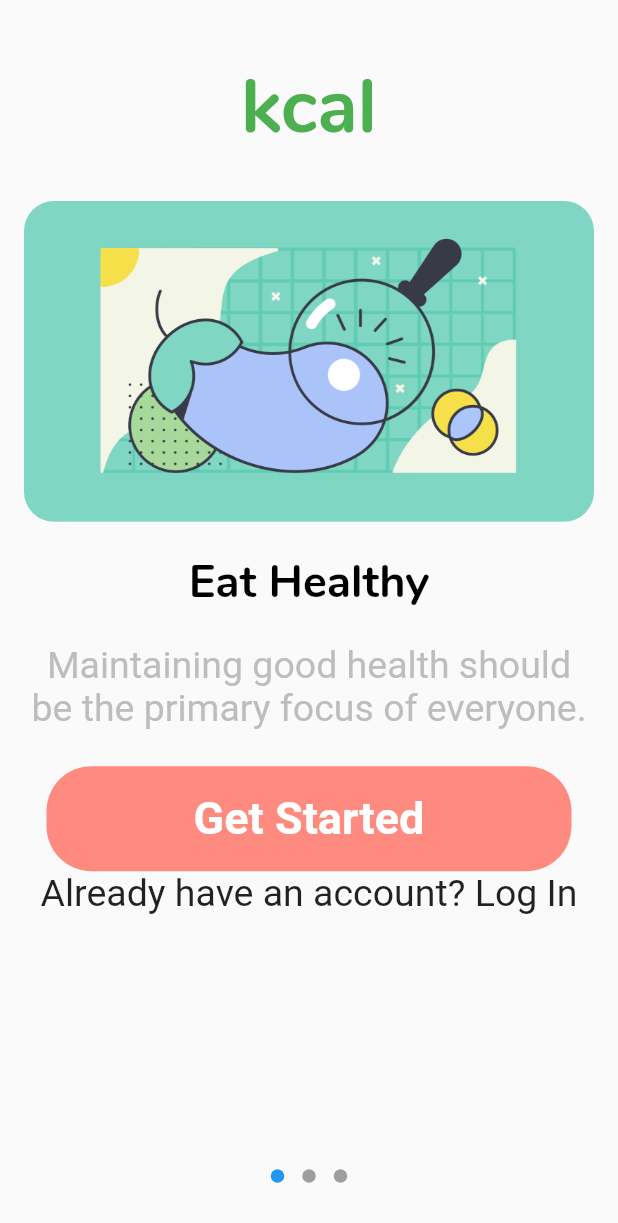
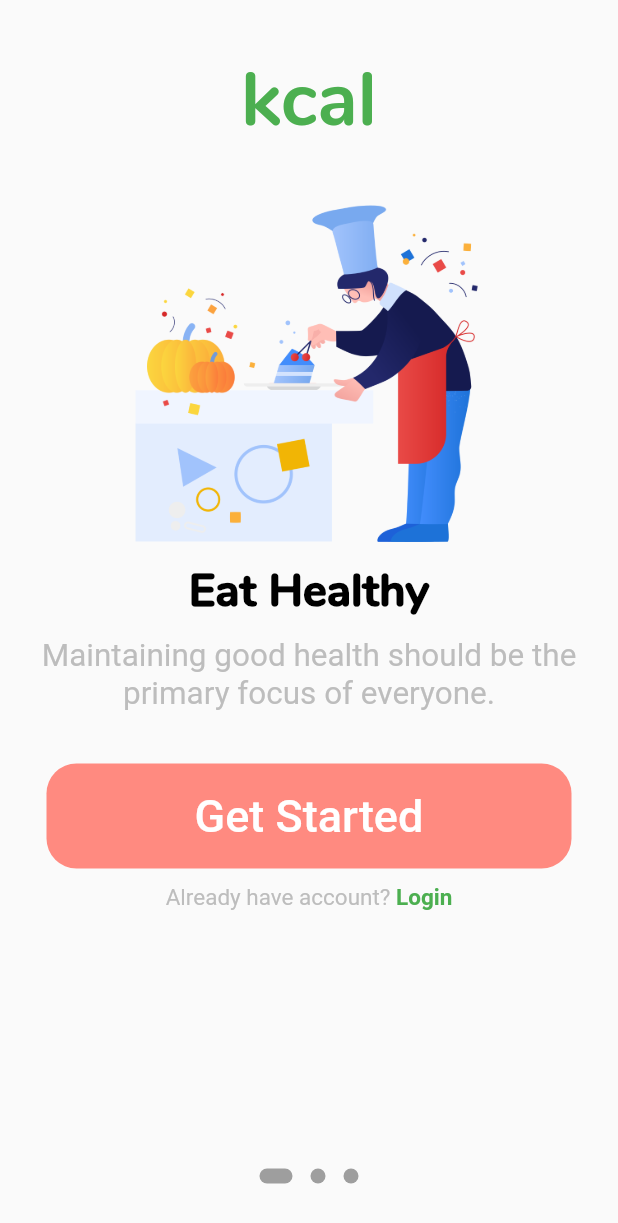
Before and after one commit to seannpenn/midterm_exam_project---kcalnutritionApp, a Flutter app: the screen it shows after launch, after a tap on the "arrow forward" icon, on a phone screen of 412 x 824 dp. Shown: the top 1223 px of the screen. Run offline on Flutter 3.47's test engine with Material 2 defaults, Android fonts, the light colour scheme and no system bars; drawn by our look-alikes of introduction_screen; Roboto replaces fonts that are missing (DuruSans).

Commit message:
OnBoardingPage modification done
Login is also working but page only displays Login text for testing purposes only

```diff
--- /dev/null
+++ b/flutter_application_kcalnutritionapp/lib/screens/login.dart
@@ -0,0 +1,17 @@
+import 'package:flutter/material.dart';
+
+
+class login extends StatelessWidget{
+  const login({Key? key}) : super(key: key);
+
+  @override
+  Widget build(BuildContext context){
+      return Scaffold(
+        body: Text("YAWA KAAAAAAAAAAAAAAAAAAA",
+          style:
+            TextStyle(fontSize: 100
+            )
+      )
+    );
+  }
+}
--- a/flutter_application_kcalnutritionapp/lib/screens/onBoarding.dart
+++ b/flutter_application_kcalnutritionapp/lib/screens/onBoarding.dart
@@ -1,8 +1,9 @@
 
+
+import 'package:flutter/gestures.dart';
 import 'package:flutter/material.dart';
 import 'package:introduction_screen/introduction_screen.dart';
 import 'package:flutter_application_kcalnutritionapp/screens/onBoardingScreens/AllScreen.dart';
-
 
 class onBoardingPage extends StatelessWidget{
   @override
@@ -14,12 +15,9 @@ class onBoardingPage extends StatelessWidget{
       pages: [
 
         PageViewModel(
-          titleWidget: customTitleText(),
-          // body: "Here you can write the description of the page, to explain someting...",
+          titleWidget: customTitleText(),// body: "Here you can write the description of the page, to explain someting...",
           bodyWidget: firstScreen(),
-          // image: introImage('assets/onBoard1assets/onBoard1.png.png'),
           footer: customButton(),
-
 
         ),
         PageViewModel(
@@ -35,14 +33,25 @@ class onBoardingPage extends StatelessWidget{
 
         ),
       ],
+
       showSkipButton: false,
       showNextButton: false,
       next: Icon(Icons.arrow_forward),
       skip: const Text("Skip"),
-      done: Text('Read', style: TextStyle(fontWeight: FontWeight.w600)),
+      // done: Text('Read', style: TextStyle(fontWeight: FontWeight.w600)),
+      done: Text('Read'),
       onDone: () => (){},
 
+      dotsDecorator: const DotsDecorator(
+            size: Size(10.0, 10.0), //size of dots
+            color: Colors.grey, //color of dots
+            activeSize: Size(22.0, 10.0),
+            activeColor: Colors.grey, //color of active dot
+            activeShape: RoundedRectangleBorder( //shave of active dot
+              borderRadius: BorderRadius.all(Radius.circular(25.0)),
+            ),
 
+      )
       )
   );
 
@@ -59,15 +68,10 @@ class customButton extends StatelessWidget{
   @override
   Widget build(BuildContext context) {
     return Column(
-      mainAxisAlignment: MainAxisAlignment.spaceEvenly,
       children: [
-        Container(
-          // margin: EdgeInsets.only(top: 80.0, bottom: 0),
-          child:
         Material(
           // elevation: 8,
-
-              borderRadius: BorderRadius.circular(30),
+          borderRadius: BorderRadius.circular(20),
           color: Colors.redAccent[100],
           child: MaterialButton(
             minWidth: 350,
@@ -76,28 +80,53 @@ class customButton extends StatelessWidget{
             onPressed: (){}, // add this here
             child: Text('Get Started',
                 textAlign: TextAlign.center,
-                    style: TextStyle(fontSize: 30)
-                        .copyWith(color: Colors.white, fontWeight: FontWeight.bold)),
-
+                style: TextStyle(fontSize: 30, color: Colors.white)
               ),
-
           ),
         ),
 
-        Text('Already have an account? Log In',
+
+          Container(
+            margin: EdgeInsets.only(top: 10),
+            child: Center(
+
+              child: RichText(
+                text: TextSpan(children: [
+                  TextSpan(
+                    text: 'Already have account? ',
                     style: TextStyle(
-          fontSize: 25
-        ),)
+                      fontFamily: 'DuruSans',
+                      color: Colors.grey[400],
+                      fontSize: 15
+                    ),
+                  ),
+                  TextSpan(
+                      text: 'Login',
+                      style: TextStyle(
+                        fontFamily: 'DuruSans',
+                        color: Colors.green,
+                        fontSize: 15,
+                        fontWeight: FontWeight.w600
+                      ),
+                      recognizer: TapGestureRecognizer()
+                        ..onTap = () {
+                          Navigator.pushNamed(context, '/login');
+                          print('Login Text Clicked');
+                        }),
+                ]),
+              )
+            ),
+          )
+
       ],
     );
-
   }
 }
 class customTitleText extends StatelessWidget{
   @override
   Widget build(BuildContext context) {
     return Container(
-      margin: EdgeInsets.all(5),
+      // margin: EdgeInsets.all(0),
       child:
         Text("kcal",
           style:
--- a/flutter_application_kcalnutritionapp/lib/screens/onBoardingScreens/AllScreen.dart
+++ b/flutter_application_kcalnutritionapp/lib/screens/onBoardingScreens/AllScreen.dart
@@ -1,3 +1,4 @@
+
 import 'package:flutter/material.dart';
 
 
@@ -7,33 +8,44 @@ class firstScreen extends StatelessWidget{
   @override
   Widget build(BuildContext context){
     return Column(
+      mainAxisAlignment: MainAxisAlignment.spaceEvenly,
       children: [
         Container(
-          margin: EdgeInsets.only(bottom: 20),
+          // margin: EdgeInsets.only(top:0, bottom: 0),
           child: ClipRRect(
               borderRadius: BorderRadius.all(Radius.circular(20)),
-              child: Image.asset('assets/onBoard1.png'),
+              child: Image.asset('assets/onBoard1.png',
+                width: 250,
+                height: 250,
+                fit: BoxFit.fill,
+              ),
           ),
 
         ),
         Container(
-          margin: EdgeInsets.only(bottom: 20),
+          margin: EdgeInsets.only(bottom: 10),
           child:
             Text("Eat Healthy",
               style: TextStyle(
                 fontFamily: 'rounded(2)',
-                fontSize: 30, color: Colors.black, fontWeight: FontWeight.bold
+                fontSize: 30, color: Colors.black, fontWeight: FontWeight.w900
               ),
             )
         ),
-        Container(
+        Padding(
+          padding: const EdgeInsets.only(left: 5.0,right: 5.0),
+          child: Container(
+            margin: EdgeInsets.only(bottom: 10),
             child:
               Text("Maintaining good health should be the primary focus of everyone.",
                 style: TextStyle(
-                fontSize: 25,
+                  fontFamily: 'DuruSans',
+                  fontSize: 21,
                   color: Colors.grey[400],
+
                 ),
                 textAlign: TextAlign.center,
+              ),
           ),
         )
        ],
@@ -49,30 +61,35 @@ class secondScreen extends StatelessWidget{
     return Column(
        children: [
          Container(
-          margin: EdgeInsets.only(bottom: 20),
           child: ClipRRect(
               borderRadius: BorderRadius.all(Radius.circular(20)),
-              child: Image.asset('assets/onBoard2.png'),
+              child: Image.asset('assets/onBoard2.png',
+                width: 250,
+                height: 250,
+                fit: BoxFit.fill,
+              ),
           ),
 
         ),
 
         Container(
-          margin: EdgeInsets.only(bottom: 20),
+          margin: EdgeInsets.only(bottom: 10),
           child:
             Text("Healthy Recipes",
               style: TextStyle(
                 fontFamily: 'rounded(2)',
-                fontSize: 30, color: Colors.black, fontWeight: FontWeight.bold
+                fontSize: 30, color: Colors.black, fontWeight: FontWeight.w900
               ),
             )
         ),
 
         Container(
+          margin: EdgeInsets.only(bottom: 10),
           child:
             Text("Browse thousands of healthy recipes from all over the world.",
               style: TextStyle(
-                fontSize: 25,
+                fontFamily: 'DuruSans',
+                fontSize: 22,
                 color: Colors.grey[400],
               ),
               textAlign: TextAlign.center,
@@ -91,23 +108,40 @@ class thirdScreen extends StatelessWidget{
     return Column(
        children: [
          Container(
-          margin: EdgeInsets.only(bottom: 20),
+          // margin: EdgeInsets.only(bottom: 20),
           child: ClipRRect(
               borderRadius: BorderRadius.all(Radius.circular(20)),
-              child: Image.asset('assets/onBoard3.png'),
+              child: Image.asset('assets/onBoard3.png',
+                width: 250,
+                height: 250,
+                fit: BoxFit.fill,
+              ),
           ),
 
         ),
         Container(
-          margin: EdgeInsets.only(bottom: 20),
+          margin: EdgeInsets.only(bottom: 10),
           child:
             Text("Track Your Health",
               style: TextStyle(
                 fontFamily: 'rounded(2)',
-                fontSize: 30, color: Colors.black, fontWeight: FontWeight.bold
+                fontSize: 30, color: Colors.black, fontWeight: FontWeight.w900
               ),
             )
         ),
+
+        Container(
+          margin: EdgeInsets.only(bottom: 10),
+          child:
+            Text("With amazing inbuilt tools you can track your progress.",
+              style: TextStyle(
+                fontFamily: 'DuruSans',
+                fontSize: 22,
+                color: Colors.grey[400],
+              ),
+              textAlign: TextAlign.center,
+            ),
+        )
        ],
     );
   }
```
Also changed, not shown: flutter_application_kcalnutritionapp/assets/onBoard1.png, flutter_application_kcalnutritionapp/assets/onBoard2.png, flutter_application_kcalnutritionapp/assets/onBoard3.png, flutter_application_kcalnutritionapp/fonts/DuruSans-Regular.ttf (added). Lines whose indentation alone changed are shown as unchanged.
